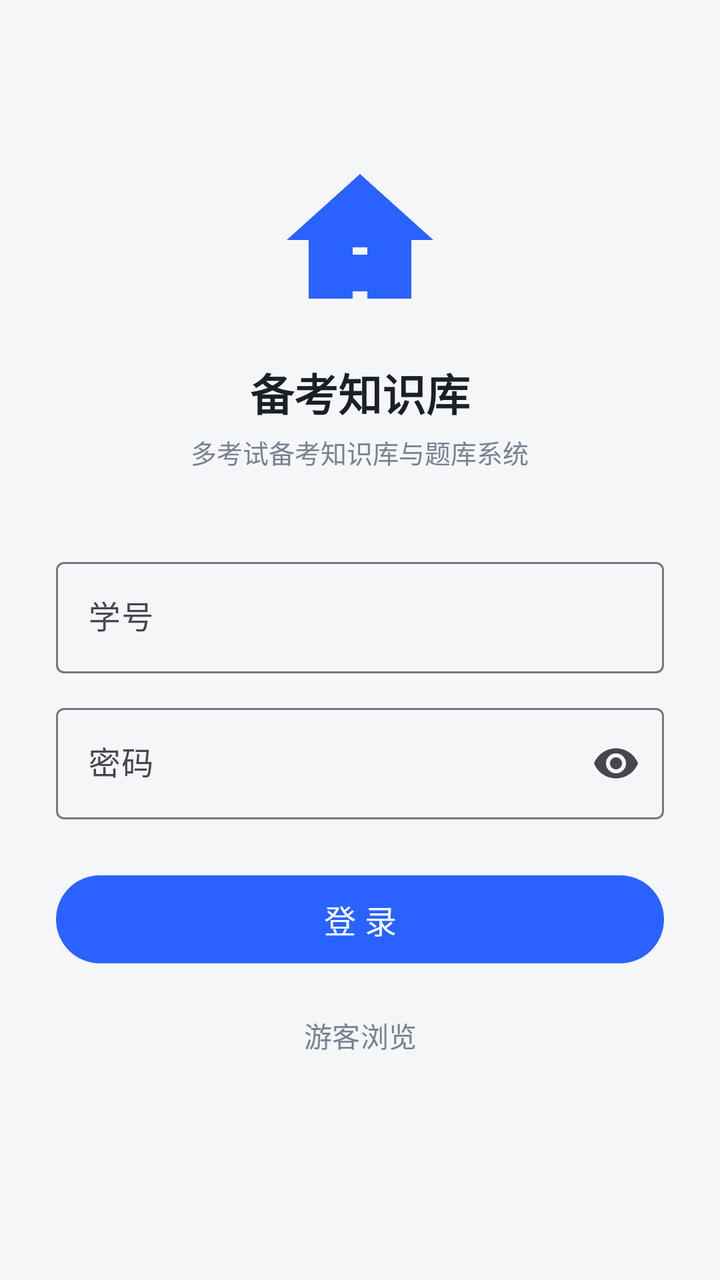
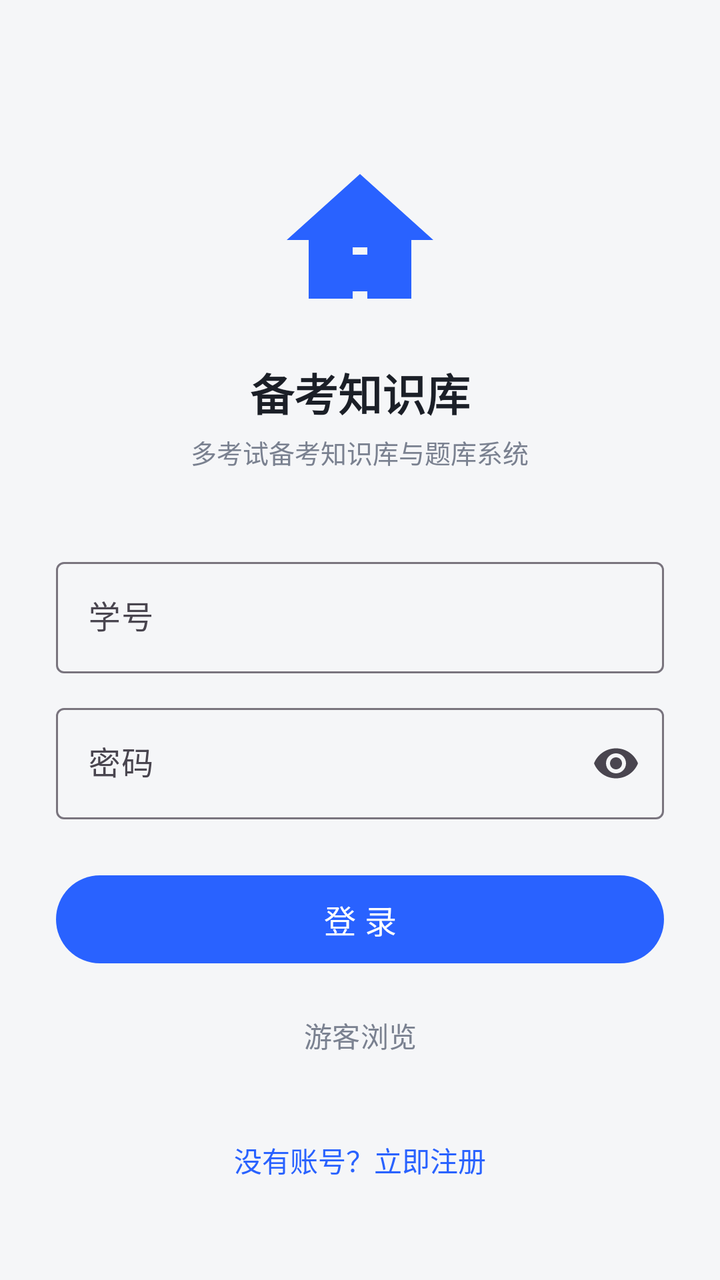

Before-and-after screenshots of an Android layout around one commit, followed by the original layout XML and the change that was made.
<!-- AndroidManifest.xml: application theme Theme.ExamPrep -->
<!-- res/layout/activity_login.xml -->
<?xml version="1.0" encoding="utf-8"?>
<ScrollView xmlns:android="http://schemas.android.com/apk/res/android"
    android:layout_width="match_parent" android:layout_height="match_parent"
    android:fillViewport="true" android:background="@color/bg">

    <LinearLayout
        android:layout_width="match_parent" android:layout_height="wrap_content"
        android:orientation="vertical" android:padding="28dp" android:gravity="center_horizontal">

        <ImageView
            android:layout_width="88dp" android:layout_height="88dp"
            android:layout_marginTop="48dp"
            android:src="@drawable/ic_app" android:contentDescription="@string/app_name" />

        <TextView
            android:layout_width="wrap_content" android:layout_height="wrap_content"
            android:layout_marginTop="16dp"
            android:text="@string/app_name"
            android:textColor="@color/text_main" android:textSize="22sp" android:textStyle="bold" />

        <TextView
            android:layout_width="wrap_content" android:layout_height="wrap_content"
            android:layout_marginTop="4dp"
            android:text="多考试备考知识库与题库系统"
            android:textColor="@color/text_sub" android:textSize="13sp" />

        <com.google.android.material.textfield.TextInputLayout
            android:layout_width="match_parent" android:layout_height="wrap_content"
            android:layout_marginTop="40dp"
            android:hint="@string/hint_student_no"
            style="@style/Widget.Material3.TextInputLayout.OutlinedBox">

            <com.google.android.material.textfield.TextInputEditText
                android:id="@+id/etStudentNo"
                android:layout_width="match_parent" android:layout_height="wrap_content"
                android:inputType="text" android:maxLines="1" />
        </com.google.android.material.textfield.TextInputLayout>

        <com.google.android.material.textfield.TextInputLayout
            android:layout_width="match_parent" android:layout_height="wrap_content"
            android:layout_marginTop="12dp"
            android:hint="@string/hint_password"
            app:endIconMode="password_toggle"
            xmlns:app="http://schemas.android.com/apk/res-auto"
            style="@style/Widget.Material3.TextInputLayout.OutlinedBox">

            <com.google.android.material.textfield.TextInputEditText
                android:id="@+id/etPassword"
                android:layout_width="match_parent" android:layout_height="wrap_content"
                android:inputType="textPassword" android:maxLines="1" />
        </com.google.android.material.textfield.TextInputLayout>

        <com.google.android.material.button.MaterialButton
            android:id="@+id/btnLogin"
            android:layout_width="match_parent" android:layout_height="52dp"
            android:layout_marginTop="24dp"
            android:text="@string/btn_login" android:textSize="16sp" />

        <com.google.android.material.button.MaterialButton
            android:id="@+id/btnGuest"
            style="@style/Widget.Material3.Button.TextButton"
            android:layout_width="wrap_content" android:layout_height="wrap_content"
            android:layout_marginTop="8dp"
            android:text="@string/guest_login" android:textColor="@color/text_sub" />
    </LinearLayout>
</ScrollView>
<!-- resources referenced by this layout -->
<resources>
  <color name="bg">#F5F6F8</color>
  <color name="text_main">#1B1F27</color>
  <color name="text_sub">#7A8190</color>
  <!-- drawable ic_app (drawable) -->
  <?xml version="1.0" encoding="utf-8"?>
  <vector xmlns:android="http://schemas.android.com/apk/res/android"
      android:width="96dp" android:height="96dp"
      android:viewportWidth="24" android:viewportHeight="24">
      <path android:fillColor="#2962FF"
          android:pathData="M12,3L2,12h3v8h6v-6h2v6h6v-8h3L12,3zM13,19h-2v-6h2v6z" />
  </vector>
  <string name="app_name">备考知识库</string>
  <string name="btn_login">登 录</string>
  <string name="guest_login">游客浏览</string>
  <string name="hint_password">密码</string>
  <string name="hint_student_no">学号</string>
  <style name="Theme.ExamPrep" parent="Theme.Material3.DayNight.NoActionBar">
          <item name="colorPrimary">@color/primary</item>
          <item name="colorOnPrimary">#FFFFFF</item>
          <item name="colorPrimaryContainer">@color/chip_bg</item>
          <item name="colorSecondary">@color/accent</item>
          <item name="android:colorBackground">@color/bg</item>
          <item name="colorSurface">@color/card</item>
          <item name="android:statusBarColor">@color/primary</item>
          <item name="android:textColorPrimary">@color/text_main</item>
          <item name="android:textColorSecondary">@color/text_sub</item>
      </style>
  <color name="primary">#2962FF</color>
  <color name="chip_bg">#EEF2FF</color>
  <color name="accent">#00BFA5</color>
  <color name="card">#FFFFFF</color>
</resources>

<!-- the commit's change to res/layout/activity_login.xml (unified diff, before → after) -->
@@ -62,5 +62,13 @@
             android:layout_width="wrap_content" android:layout_height="wrap_content"
             android:layout_marginTop="8dp"
             android:text="@string/guest_login" android:textColor="@color/text_sub" />
+
+        <TextView
+            android:id="@+id/tvGoRegister"
+            android:layout_width="wrap_content" android:layout_height="wrap_content"
+            android:layout_marginTop="20dp"
+            android:padding="8dp"
+            android:text="@string/go_register"
+            android:textColor="@color/primary" android:textSize="14sp" />
     </LinearLayout>
 </ScrollView>
<!-- resource entries referenced after the edit -->
@@ -13,6 +13,7 @@
   </vector>
   <string name="app_name">备考知识库</string>
   <string name="btn_login">登 录</string>
+  <string name="go_register">没有账号？立即注册</string>
   <string name="guest_login">游客浏览</string>
   <string name="hint_password">密码</string>
   <string name="hint_student_no">学号</string>
